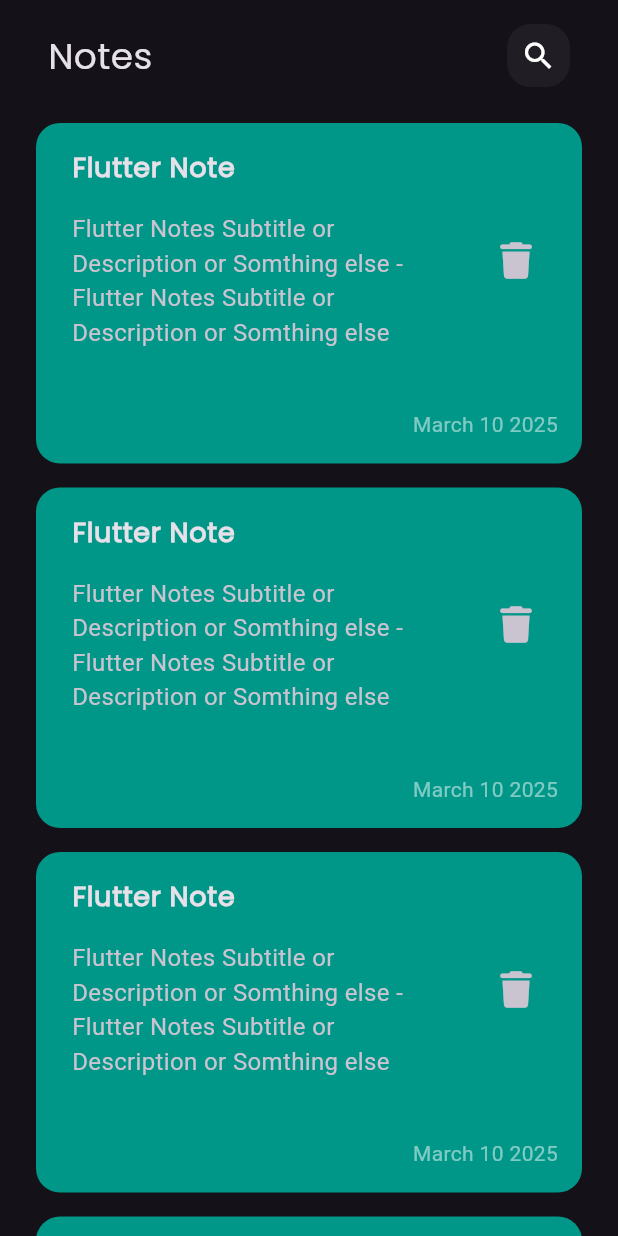
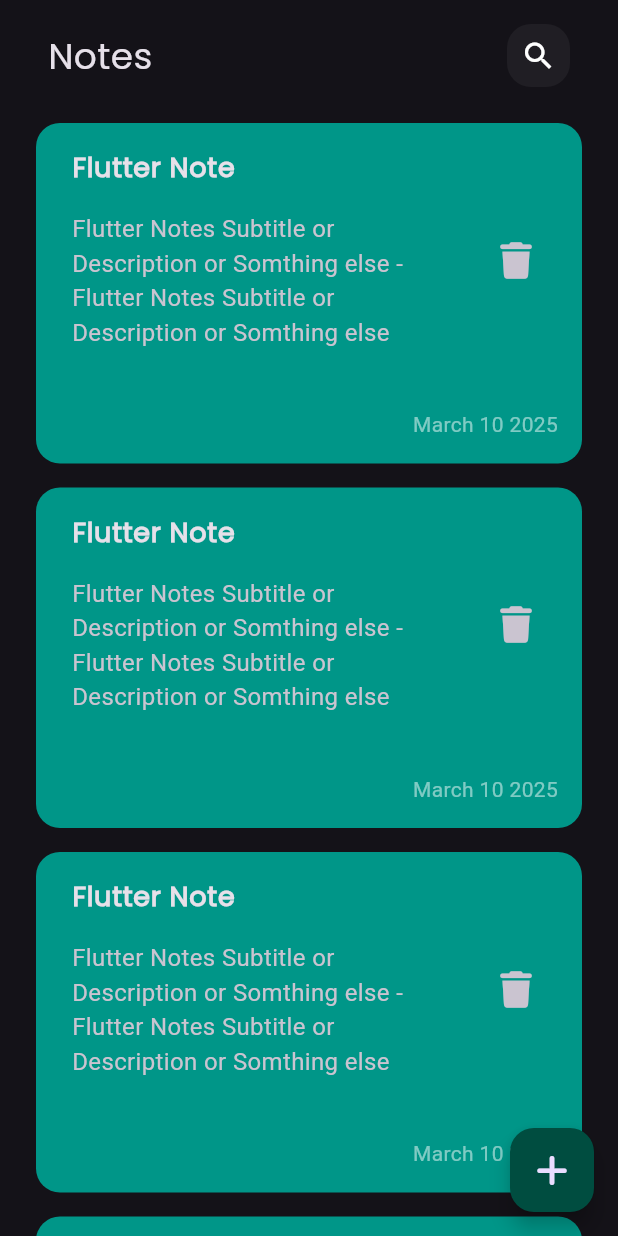
Before and after one commit to Andrew-Gerges/notes_app, a Flutter app: the screen it shows after launch, on a phone screen of 412 x 824 dp. Run offline on Flutter 3.47's test engine with Material 3 defaults, Android fonts, the phone set to English and light mode, and no system bars; our stand-ins replace font_awesome_flutter; Roboto replaces fonts that are missing (asset: lib/assets/fonts/Poppins-Thin.ttf).

Commit message:
create the floating action button

```diff
--- a/lib/views/notes_view.dart
+++ b/lib/views/notes_view.dart
@@ -1,4 +1,5 @@
 import 'package:flutter/material.dart';
+import 'package:font_awesome_flutter/font_awesome_flutter.dart';
 import 'package:notes_app/views/widgets/notes_view_body.dart';
 
 class NotesView extends StatelessWidget {
@@ -6,8 +7,15 @@ class NotesView extends StatelessWidget {
 
   @override
   Widget build(BuildContext context) {
-    return const Scaffold(
-      body: NotesViewBody(),
+    return Scaffold(
+      floatingActionButton: FloatingActionButton(
+        backgroundColor: Colors.teal.shade900,
+        onPressed: () {},
+        child: Icon(
+          FontAwesomeIcons.plus,
+        ),
+      ),
+      body: const NotesViewBody(),
     );
   }
 }
```
